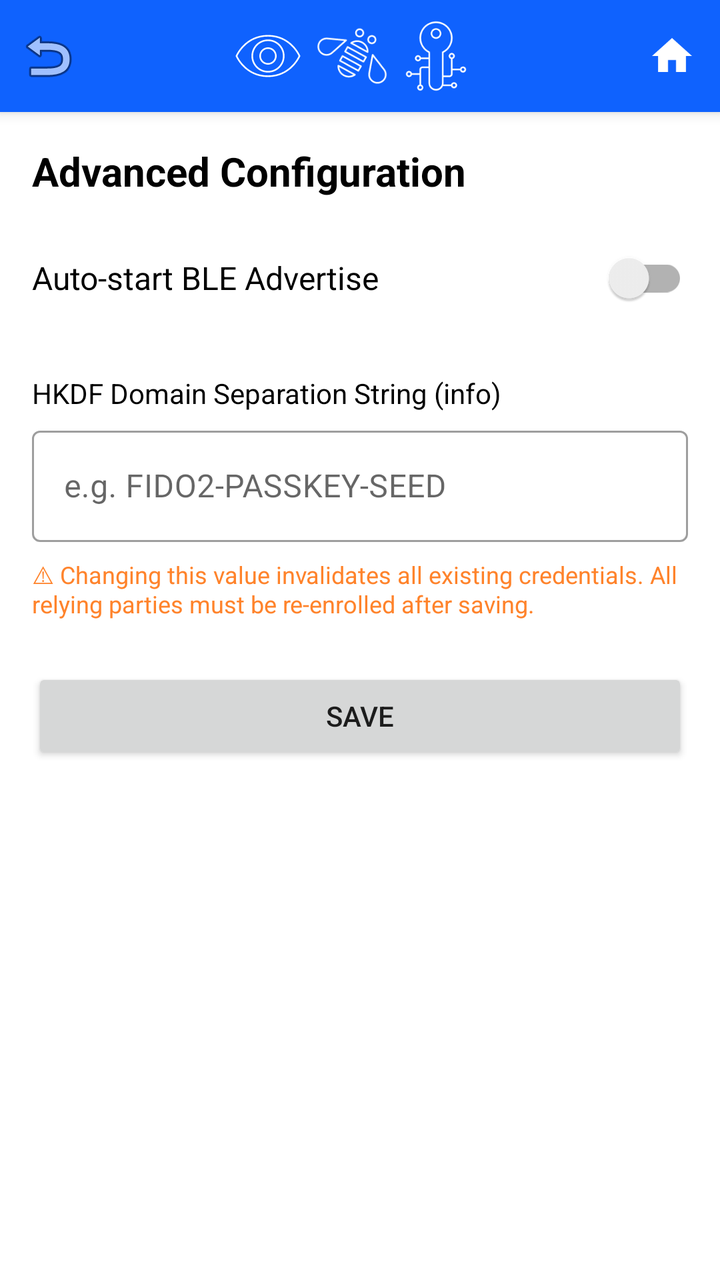
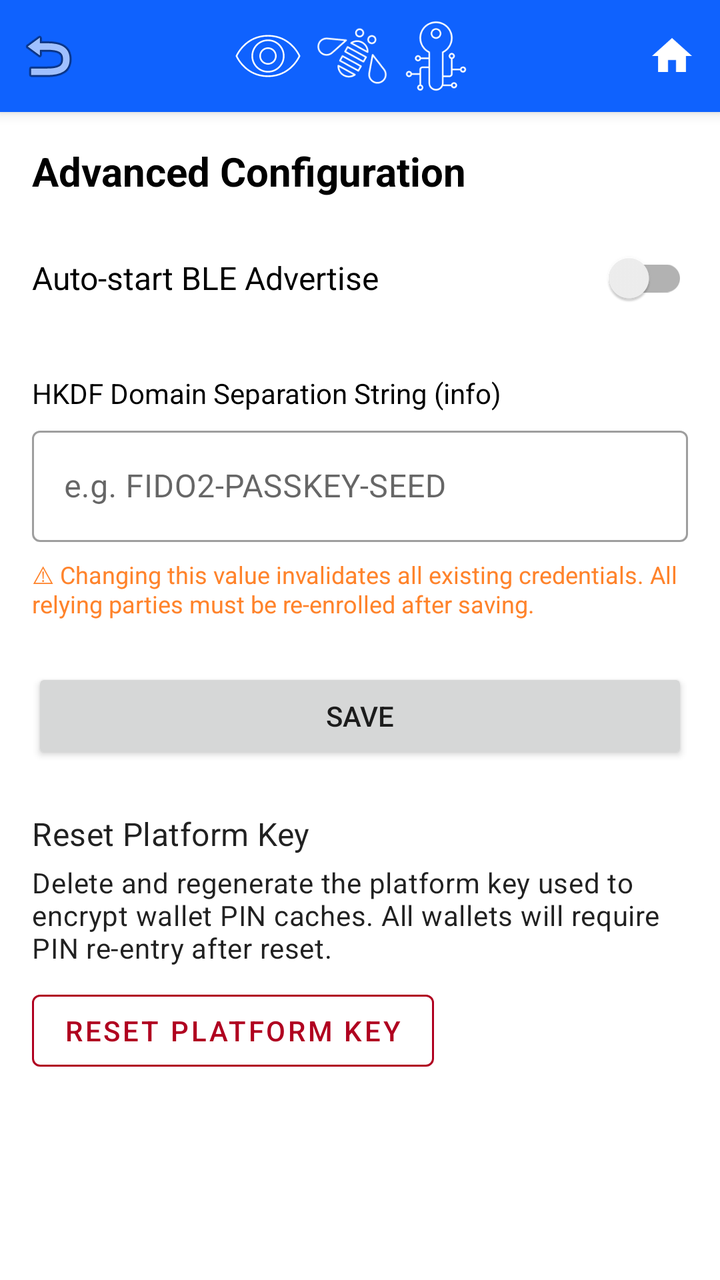

Compare the two renders of this Android layout. The source of the first and the diff that turns it into the second are given below.
<!-- AndroidManifest.xml: activity theme AppTheme.MaterialNoActionBar -->
<!-- res/layout/activity_advanced_config.xml -->
<?xml version="1.0" encoding="utf-8"?>
<LinearLayout xmlns:android="http://schemas.android.com/apk/res/android"
    android:layout_width="match_parent"
    android:layout_height="match_parent"
    android:orientation="vertical"
    android:background="@android:color/white">

    <include
        layout="@layout/toolbar_with_back"
        android:layout_width="match_parent"
        android:layout_height="wrap_content" />

    <LinearLayout
        android:layout_width="match_parent"
        android:layout_height="wrap_content"
        android:orientation="vertical"
        android:padding="16dp">

        <TextView
            android:layout_width="match_parent"
            android:layout_height="wrap_content"
            android:text="@string/adv_config_title"
            android:textSize="20sp"
            android:textStyle="bold"
            android:textColor="@color/ibm_black"
            android:layout_marginBottom="8dp" />

        
        <LinearLayout
            android:layout_width="match_parent"
            android:layout_height="wrap_content"
            android:orientation="horizontal"
            android:gravity="center_vertical"
            android:layout_marginTop="8dp"
            android:layout_marginBottom="8dp">

            <TextView
                android:layout_width="0dp"
                android:layout_height="wrap_content"
                android:layout_weight="1"
                android:text="@string/auto_start_on_boot"
                android:textSize="16sp"
                android:textColor="@color/text_primary" />

            <androidx.appcompat.widget.SwitchCompat
                android:id="@+id/autoStartSwitch"
                android:layout_width="wrap_content"
                android:layout_height="wrap_content" />
        </LinearLayout>

        <TextView
            android:layout_width="match_parent"
            android:layout_height="wrap_content"
            android:text="@string/adv_config_hkdf_info_label"
            android:textSize="14sp"
            android:textColor="@color/text_primary"
            android:layout_marginTop="16dp"
            android:layout_marginBottom="4dp" />

        <com.google.android.material.textfield.TextInputLayout
            android:id="@+id/hkdfInfoLayout"
            android:layout_width="match_parent"
            android:layout_height="wrap_content"
            style="@style/Widget.MaterialComponents.TextInputLayout.OutlinedBox">

            <com.google.android.material.textfield.TextInputEditText
                android:id="@+id/hkdfInfoEdit"
                android:layout_width="match_parent"
                android:layout_height="wrap_content"
                android:inputType="textNoSuggestions|textVisiblePassword"
                android:hint="@string/adv_config_hkdf_info_hint"
                android:maxLines="1" />
        </com.google.android.material.textfield.TextInputLayout>

        <TextView
            android:id="@+id/hkdfWarning"
            android:layout_width="match_parent"
            android:layout_height="wrap_content"
            android:text="@string/adv_config_hkdf_warning"
            android:textSize="12sp"
            android:textColor="@color/device_error"
            android:layout_marginTop="8dp" />

        <Button
            android:id="@+id/saveConfigButton"
            android:layout_width="match_parent"
            android:layout_height="wrap_content"
            android:text="@string/save"
            android:layout_marginTop="24dp" />

    </LinearLayout>
</LinearLayout>
<!-- res/layout/toolbar_with_back.xml (included above) -->
<?xml version="1.0" encoding="utf-8"?>
<androidx.appcompat.widget.Toolbar
    xmlns:android="http://schemas.android.com/apk/res/android"
    xmlns:app="http://schemas.android.com/apk/res-auto"
    android:id="@+id/toolbar"
    android:layout_width="match_parent"
    android:layout_height="?attr/actionBarSize"
    android:background="@color/ibm_blue"
    android:elevation="4dp"
    app:contentInsetStart="0dp">

    <LinearLayout
        android:layout_width="match_parent"
        android:layout_height="match_parent"
        android:orientation="horizontal"
        android:gravity="center_vertical">

        <ImageButton
            android:id="@+id/backButton"
            android:layout_width="48dp"
            android:layout_height="48dp"
            android:src="@android:drawable/ic_menu_revert"
            android:background="?attr/selectableItemBackgroundBorderless"
            android:contentDescription="Back"
            android:padding="12dp" />

        <LinearLayout
            android:layout_width="0dp"
            android:layout_height="wrap_content"
            android:layout_weight="1"
            android:orientation="horizontal"
            android:gravity="center"
            android:paddingStart="8dp"
            android:paddingEnd="16dp">

            <ImageView
                android:layout_width="36dp"
                android:layout_height="36dp"
                android:src="@drawable/eye"
                android:contentDescription="Eye icon" />

            <ImageView
                android:layout_width="36dp"
                android:layout_height="36dp"
                android:src="@drawable/bee"
                android:contentDescription="Bee icon"
                android:layout_marginStart="6dp" />

            <ImageView
                android:layout_width="36dp"
                android:layout_height="36dp"
                android:src="@drawable/data_privacy_key"
                android:contentDescription="Key icon"
                android:layout_marginStart="6dp" />
        </LinearLayout>

        <ImageButton
            android:id="@+id/homeButton"
            android:layout_width="48dp"
            android:layout_height="48dp"
            android:src="@drawable/ic_home"
            android:background="?attr/selectableItemBackgroundBorderless"
            android:contentDescription="Home"
            android:padding="12dp" />
    </LinearLayout>
</androidx.appcompat.widget.Toolbar>
<!-- resources referenced by this layout -->
<resources>
  <color name="device_error">#FF832B</color>
  <color name="ibm_black">#000000</color>
  <color name="ibm_blue">#0F62FE</color>
  <color name="text_primary">#000000</color>
  <!-- drawable bee: vector/xml drawable (drawable, 4047 chars, omitted) -->
  <!-- drawable data_privacy_key: vector/xml drawable (drawable, 2470 chars, omitted) -->
  <!-- drawable eye (drawable) -->
  <vector xmlns:android="http://schemas.android.com/apk/res/android"
      android:width="32dp"
      android:height="32dp"
      android:viewportWidth="32"
      android:viewportHeight="32">
      <path
          android:pathData="M16,25.36c-10.411,0-14.295-9.131-14.333-9.223c-0.036-0.088-0.036-0.187,0-0.274C1.705,15.771,5.589,6.64,16,6.64c10.41,0,14.295,9.13,14.333,9.223c0.036,0.088,0.036,0.187,0,0.274C30.295,16.229,26.41,25.36,16,25.36zM2.395,16C2.916,17.117,6.771,24.64,16,24.64S29.084,17.118,29.605,16C29.084,14.882,25.229,7.36,16,7.36S2.916,14.882,2.395,16zM16,23.36c-4.058,0-7.36-3.302-7.36-7.36S11.942,8.64,16,8.64c4.059,0,7.36,3.302,7.36,7.36C23.36,20.059,20.059,23.36,16,23.36zM16,9.36c-3.661,0-6.64,2.979-6.64,6.64s2.979,6.64,6.64,6.64s6.64-2.979,6.64-6.64S19.661,9.36,16,9.36zM16,19.86c-2.128,0-3.86-1.732-3.86-3.86s1.731-3.86,3.86-3.86c2.128,0,3.86,1.731,3.86,3.86C19.86,18.128,18.128,19.86,16,19.86zM16,12.86c-1.731,0-3.14,1.409-3.14,3.14s1.409,3.14,3.14,3.14s3.14-1.408,3.14-3.14S17.731,12.86,16,12.86z"
          android:fillColor="#FFFFFF" />
  </vector>
  
  
  <!-- drawable ic_home (drawable) -->
  <vector xmlns:android="http://schemas.android.com/apk/res/android"
      android:width="24dp"
      android:height="24dp"
      android:viewportWidth="24"
      android:viewportHeight="24">
      <path
          android:fillColor="#FFFFFF"
          android:pathData="M10,20v-6h4v6h5v-8h3L12,3 2,12h3v8z"/>
  </vector>
  
  
  <string name="adv_config_hkdf_info_hint">e.g. FIDO2-PASSKEY-SEED</string>
  <string name="adv_config_hkdf_info_label">HKDF Domain Separation String (info)</string>
  <string name="adv_config_hkdf_warning">⚠ Changing this value invalidates all existing credentials. All relying parties must be re-enrolled after saving.</string>
  <string name="adv_config_title">Advanced Configuration</string>
  <string name="auto_start_on_boot">Auto-start BLE Advertise</string>
  <string name="save">Save</string>
  <style name="AppTheme.MaterialNoActionBar" parent="Theme.MaterialComponents.DayNight.NoActionBar">
          <item name="colorPrimary">@color/ibm_blue</item>
          <item name="colorPrimaryVariant">@color/cyan_30</item>
          <item name="colorOnPrimary">@color/ibm_white</item>
          <item name="colorSecondary">@color/purple_40</item>
          <item name="colorSecondaryVariant">@color/magenta_40</item>
          <item name="colorOnSecondary">@color/ibm_white</item>
          <item name="android:colorBackground">@color/ibm_white</item>
          <item name="colorOnBackground">@color/ibm_black</item>
          <item name="colorSurface">@color/cool_gray_10</item>
          <item name="colorOnSurface">@color/ibm_black</item>
          <item name="colorError">@color/magenta_40</item>
          <item name="colorOnError">@color/ibm_white</item>
      </style>
  <color name="cyan_30">#82CFFF</color>
  <color name="ibm_white">#FFFFFF</color>
  <color name="purple_40">#BE95FF</color>
  <color name="magenta_40">#FF7EB6</color>
  <color name="cool_gray_10">#F2F4F8</color>
</resources>

<!-- the commit's change to res/layout/activity_advanced_config.xml (unified diff, before → after) -->
@@ -1,5 +1,6 @@
 <?xml version="1.0" encoding="utf-8"?>
 <LinearLayout xmlns:android="http://schemas.android.com/apk/res/android"
+    xmlns:app="http://schemas.android.com/apk/res-auto"
     android:layout_width="match_parent"
     android:layout_height="match_parent"
     android:orientation="vertical"
@@ -88,6 +89,32 @@
             android:text="@string/save"
             android:layout_marginTop="24dp" />
 
+        
+        <com.google.android.material.textview.MaterialTextView
+            android:layout_width="match_parent"
+            android:layout_height="wrap_content"
+            android:layout_marginTop="24dp"
+            android:text="@string/adv_config_reset_platform_key_label"
+            style="@style/TextAppearance.MaterialComponents.Subtitle1" />
+
+        <com.google.android.material.textview.MaterialTextView
+            android:id="@+id/resetKeyDesc"
+            android:layout_width="match_parent"
+            android:layout_height="wrap_content"
+            android:layout_marginTop="4dp"
+            android:text="@string/adv_config_reset_platform_key_desc"
+            style="@style/TextAppearance.MaterialComponents.Body2" />
+
+        <com.google.android.material.button.MaterialButton
+            android:id="@+id/resetPlatformKeyButton"
+            android:layout_width="wrap_content"
+            android:layout_height="wrap_content"
+            android:layout_marginTop="8dp"
+            android:text="@string/adv_config_reset_platform_key_label"
+            app:strokeColor="@color/design_default_color_error"
+            android:textColor="@color/design_default_color_error"
+            style="@style/Widget.MaterialComponents.Button.OutlinedButton" />
+
     </LinearLayout>
 </LinearLayout>
 <!-- res/layout/toolbar_with_back.xml (included above) -->
<!-- resource entries referenced after the edit -->
@@ -33,6 +33,8 @@
   <string name="adv_config_hkdf_info_hint">e.g. FIDO2-PASSKEY-SEED</string>
   <string name="adv_config_hkdf_info_label">HKDF Domain Separation String (info)</string>
   <string name="adv_config_hkdf_warning">⚠ Changing this value invalidates all existing credentials. All relying parties must be re-enrolled after saving.</string>
+  <string name="adv_config_reset_platform_key_desc">Delete and regenerate the platform key used to encrypt wallet PIN caches. All wallets will require PIN re-entry after reset.</string>
+  <string name="adv_config_reset_platform_key_label">Reset Platform Key</string>
   <string name="adv_config_title">Advanced Configuration</string>
   <string name="auto_start_on_boot">Auto-start BLE Advertise</string>
   <string name="save">Save</string>
